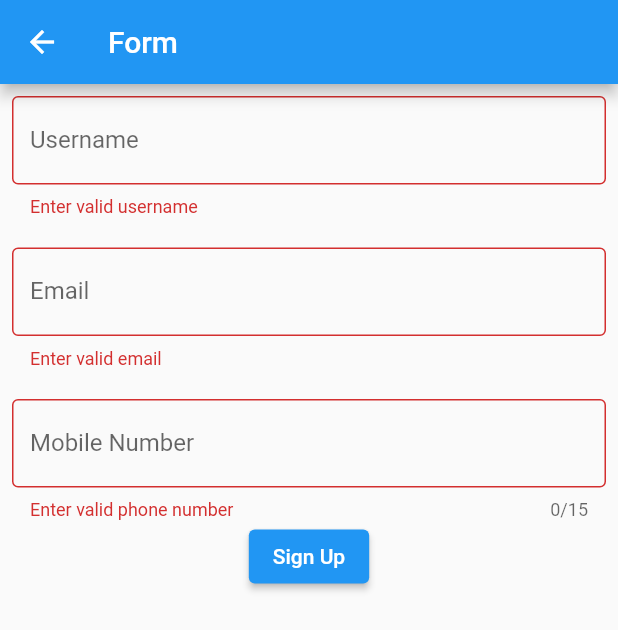
After one commit to narimetisaigopi/getx_flutter_application_in_telugu, a Flutter app: the Formvalidation screen opened directly, after a tap on "Sign Up", on a phone screen of 412 x 824 dp. The commit adds this screen. Shown: the top 630 px of the screen. Run offline on Flutter 3.47's test engine with Material 2 defaults, Android fonts, the phone set to English and light mode, and no system bars; our stand-ins replace get.

Commit message:
added form validation

```diff
--- /dev/null
+++ b/lib/form_validation_screen.dart
@@ -0,0 +1,89 @@
+import 'package:flutter/material.dart';
+import 'package:get/utils.dart';
+
+class Formvalidation extends StatefulWidget {
+  const Formvalidation({super.key});
+
+  @override
+  State<Formvalidation> createState() => _FormvalidationState();
+}
+
+class _FormvalidationState extends State<Formvalidation> {
+  final key = GlobalKey<FormState>();
+  @override
+  Widget build(BuildContext context) {
+    return Scaffold(
+      appBar: AppBar(
+        title: const Text("Form"),
+      ),
+      body: Padding(
+        padding: const EdgeInsets.all(8.0),
+        child: Form(
+          key: key,
+          child: Column(
+            children: [
+              TextFormField(
+                // autovalidateMode: AutovalidateMode.onUserInteraction,
+                keyboardType: TextInputType.text,
+                validator: (value) {
+                  if (GetUtils.isUsername(value!)) {
+                    return null;
+                  }
+                  return "Enter valid username";
+                },
+                decoration: const InputDecoration(
+                    hintText: "Username",
+                    labelText: "Username",
+                    border: OutlineInputBorder()),
+              ),
+              const SizedBox(
+                height: 20,
+              ),
+              TextFormField(
+                keyboardType: TextInputType.emailAddress,
+                //  autovalidateMode: AutovalidateMode.onUserInteraction,
+                validator: (value) {
+                  if (GetUtils.isEmail(value!)) {
+                    return null;
+                  }
+                  return "Enter valid email";
+                },
+                decoration: const InputDecoration(
+                    hintText: "Email",
+                    labelText: "Email",
+                    border: OutlineInputBorder()),
+              ),
+              const SizedBox(
+                height: 20,
+              ),
+              TextFormField(
+                // autovalidateMode: AutovalidateMode.onUserInteraction,
+                keyboardType: TextInputType.phone,
+                maxLength: 15,
+                validator: (value) {
+                  if (GetUtils.isPhoneNumber(value!)) {
+                    return null;
+                  }
+                  return "Enter valid phone number";
+                },
+                decoration: const InputDecoration(
+                    hintText: "Mobile Number",
+                    labelText: "Mobile Number",
+                    border: OutlineInputBorder()),
+              ),
+              ElevatedButton(
+                  onPressed: () {
+                    if (key.currentState!.validate()) {
+                      // all correct
+                    } else {
+                      // error
+                    }
+                  },
+                  child: const Text("Sign Up"))
+            ],
+          ),
+        ),
+      ),
+    );
+  }
+}
--- a/lib/home_screen.dart
+++ b/lib/home_screen.dart
@@ -1,4 +1,5 @@
 import 'package:flutter/material.dart';
+import 'package:flutter_application_1/form_validation_screen.dart';
 import 'package:flutter_application_1/get_utils_screen.dart';
 import 'package:get/get.dart';
 
@@ -41,6 +42,17 @@ class _HomeScreenState extends State<HomeScreen> {
                             builder: (builder) => const GetUtilsScreen()));
                   },
                   child: const Text("Utils")),
+            ),
+            SizedBox(
+              width: Get.width,
+              child: ElevatedButton(
+                  onPressed: () {
+                    Navigator.push(
+                        context,
+                        MaterialPageRoute(
+                            builder: (builder) => const Formvalidation()));
+                  },
+                  child: const Text("Form Validation")),
             )
           ],
         ),
```
